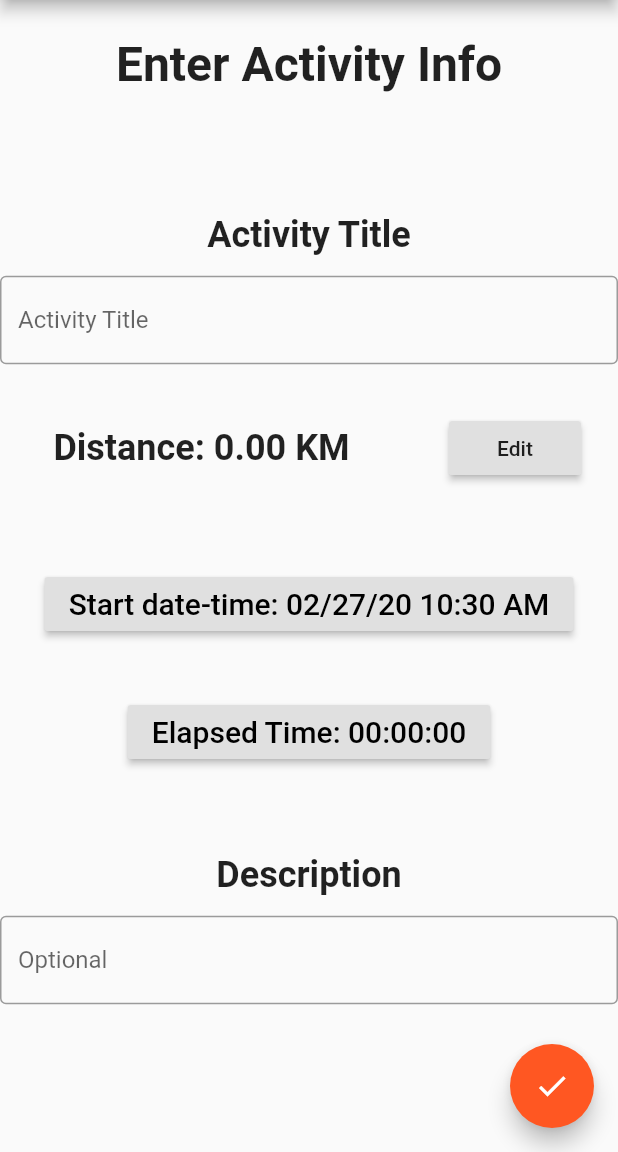
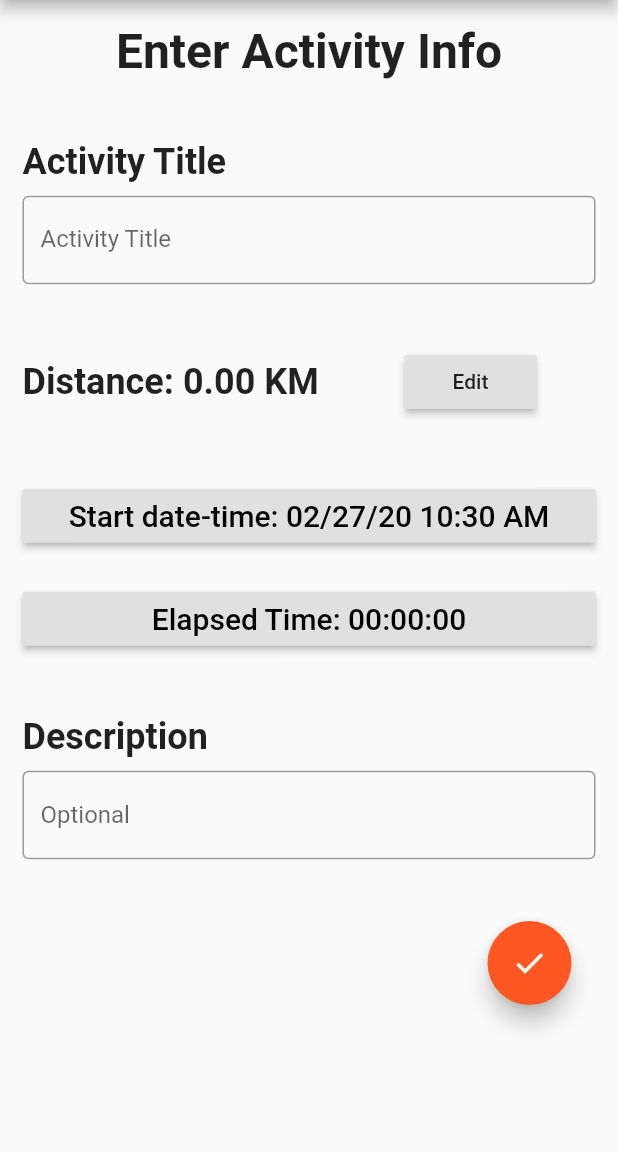
Before and after one commit to David-Hughes3/route-draw-for-strava-app, a Flutter app: the ActivityInfoWidget screen opened directly with empty values, on a phone screen of 412 x 824 dp, the part 84-1236 px from its top. Run offline on Flutter 3.47's test engine with Material 2 defaults, Android fonts, the phone set to English and light mode, and no system bars; our stand-ins replace flutter_datetime_picker, flutter_map, geolocator, latlong; missing offline and left inert: flutter_polyline_points, strava_flutter.

Commit message:
convert widgets to list view; fixes issue where textfield was hidden behind keyboard

```diff
--- a/lib/activity_info.dart
+++ b/lib/activity_info.dart
@@ -70,41 +70,34 @@ class _ActivityInfoState extends State<ActivityInfoWidget> {
   @override
   Widget build(BuildContext context) {
     return Scaffold(
-        resizeToAvoidBottomPadding: false,
+        resizeToAvoidBottomInset: true,
         appBar: AppBar(
           // Here we take the value from the MyHomePage object that was created by
           // the App.build method, and use it to set our appbar title.
           title: Text("Route Draw for Strava"),
         ),
-        body: Stack(children: <Widget>[
-          Column(
-              mainAxisAlignment: MainAxisAlignment.center,
-              children: <Widget>[
-                Expanded(
-                    flex: 1,
-                    child: Align(
-                        alignment: Alignment.center,
+        body: ListView(padding: EdgeInsets.all(15.0), children: <Widget>[
+          Center(
             child: Text('Enter Activity Info',
                 style: TextStyle(
                   fontWeight: FontWeight.bold,
                   fontSize: 32.0,
                   fontFamily: 'Roboto',
-                            )))),
-                Expanded(
-                    flex: 1,
-                    child: Align(
-                        alignment: Alignment.bottomCenter,
-                        child: Text('Activity Title',
+                )),
+          ),
+          SizedBox(
+            height: MediaQuery.of(context).size.height * 0.05,
+          ),
+          Text('Activity Title',
               style: TextStyle(
                 fontWeight: FontWeight.bold,
                 fontSize: 24.0,
                 fontFamily: 'Roboto',
-                            )))),
-                Expanded(
-                  flex: 1,
-                  child: Align(
-                      alignment: Alignment.topCenter,
-                      child: Center(
+              )),
+          SizedBox(
+            height: MediaQuery.of(context).size.height * 0.01,
+          ),
+          Center(
             child: TextField(
               controller: _controllerTitle,
               decoration: InputDecoration(
@@ -112,17 +105,18 @@ class _ActivityInfoState extends State<ActivityInfoWidget> {
                 labelText: 'Activity Title',
               ),
             ),
-                      )),
           ),
-                Expanded(
-                    flex: 1,
-                    child: Row(
+          SizedBox(
+            height: MediaQuery.of(context).size.height * 0.05,
+          ),
+          Row(
             children: <Widget>[
               Expanded(
                 flex: 2,
-                          child: Center(
-                            child: Text(
-                                'Distance: ${_distance.toStringAsFixed(2)} $_units ',
+                child: Align(
+                  alignment: Alignment.centerLeft,
+                  child:
+                      Text('Distance: ${_distance.toStringAsFixed(2)} $_units ',
                           style: TextStyle(
                             fontWeight: FontWeight.bold,
                             fontSize: 24.0,
@@ -132,7 +126,8 @@ class _ActivityInfoState extends State<ActivityInfoWidget> {
               ),
               Expanded(
                 flex: 1,
-                          child: Center(
+                child: Align(
+                  alignment: Alignment.centerLeft,
                   child: RaisedButton(
                     onPressed: () {
                       Navigator.pop(context);
@@ -142,28 +137,24 @@ class _ActivityInfoState extends State<ActivityInfoWidget> {
                 ),
               )
             ],
-                    )),
-                Expanded(
-                    flex: 1,
-                    child: Align(
-                      alignment: Alignment.bottomCenter,
-                      child: RaisedButton(
+          ),
+          SizedBox(
+            height: MediaQuery.of(context).size.height * 0.05,
+          ),
+          RaisedButton(
               onPressed: () {
                 DatePicker.showDateTimePicker(context,
                     showTitleActions: true,
                     minTime: DateTime.now().add(new Duration(
                         days:
                             -1825)), //minimum time to scroll to is 5 years ago
-                                maxTime: DateTime.now()
-                                    .add(new Duration(seconds: 1)),
+                    maxTime: DateTime.now().add(new Duration(seconds: 1)),
                     onConfirm: (date) {
-                              print('confirm $date');
+                  print('start date-time $date');
                   setState(() {
                     _startDateTime = date;
                   });
-                            },
-                                currentTime: _startDateTime,
-                                locale: LocaleType.en);
+                }, currentTime: _startDateTime, locale: LocaleType.en);
               },
               child: Text(
                 'Start date-time: ${new DateFormat("MM/dd/yy h:mm a").format(_startDateTime)}',
@@ -172,18 +163,16 @@ class _ActivityInfoState extends State<ActivityInfoWidget> {
                   fontSize: 20.0,
                 ),
               )),
-                    )),
-                Expanded(
-                    flex: 1,
-                    child: Align(
-                      alignment: Alignment.bottomCenter,
-                      child: RaisedButton(
+          SizedBox(
+            height: MediaQuery.of(context).size.height * 0.025,
+          ),
+          RaisedButton(
               onPressed: () {
                 DatePicker.showTimePicker(
                   context,
                   showTitleActions: true,
                   onConfirm: (date) {
-                                print('confirm $date');
+                    print('elapsed-time $date');
                     setState(() {
                       _elapsedTime = date;
                     });
@@ -198,22 +187,19 @@ class _ActivityInfoState extends State<ActivityInfoWidget> {
                   fontSize: 20.0,
                 ),
               )),
-                    )),
-                Expanded(
-                    flex: 1,
-                    child: Align(
-                        alignment: Alignment.bottomCenter,
-                        child: Text('Description',
+          SizedBox(
+            height: MediaQuery.of(context).size.height * 0.05,
+          ),
+          Text('Description',
               style: TextStyle(
                 fontWeight: FontWeight.bold,
                 fontSize: 24.0,
                 fontFamily: 'Roboto',
-                            )))),
-                Expanded(
-                  flex: 1,
-                  child: Align(
-                      alignment: Alignment.topCenter,
-                      child: Center(
+              )),
+          SizedBox(
+            height: MediaQuery.of(context).size.height * 0.01,
+          ),
+          Center(
             child: TextField(
               controller: _controllerDesc,
               decoration: InputDecoration(
@@ -221,11 +207,11 @@ class _ActivityInfoState extends State<ActivityInfoWidget> {
                 labelText: 'Optional',
               ),
             ),
-                      )),
           ),
-                Expanded(
-                  flex: 1,
-                  child: Padding(
+          SizedBox(
+            height: MediaQuery.of(context).size.height * 0.05,
+          ),
+          Padding(
             padding: const EdgeInsets.only(
                 left: 0.0, top: 0.0, right: 16.0, bottom: 16.0),
             child: Align(
@@ -237,8 +223,6 @@ class _ActivityInfoState extends State<ActivityInfoWidget> {
               ),
             ),
           ),
-                ),
-              ]),
         ]));
   }
 }
```
Lines whose indentation alone changed are shown as unchanged.
